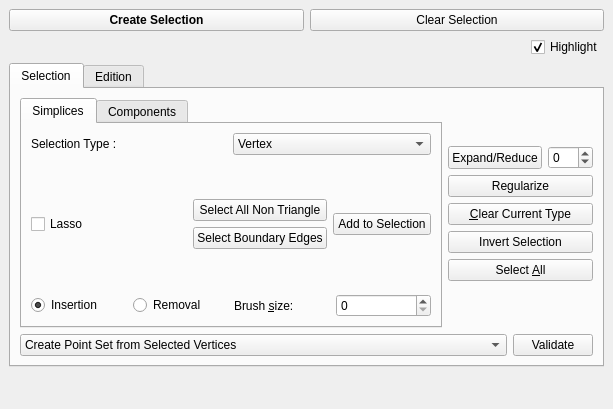
Old version of the form Lab/demo/Lab/Plugins/PMP/Selection_widget.ui in the repository CGAL/cgal.
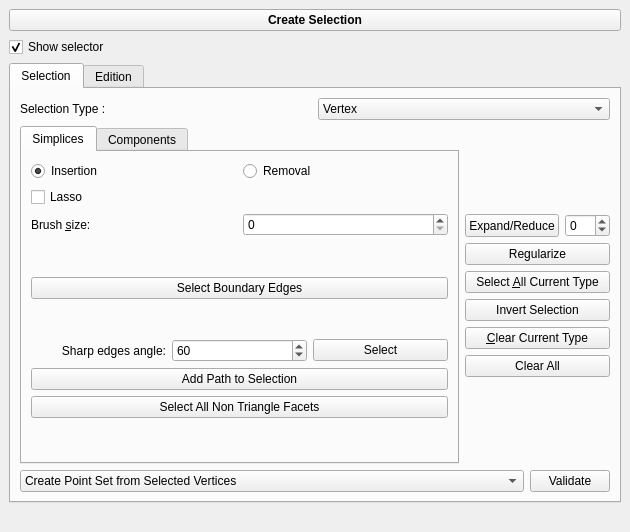
New version of the form. The open tabs and pages were chosen to show the change.

Commit message: Fix CC selection + Selection widget UI improvements

Diff of the .ui file:
```diff
--- a/Lab/demo/Lab/Plugins/PMP/Selection_widget.ui
+++ b/Lab/demo/Lab/Plugins/PMP/Selection_widget.ui
@@ -6,8 +6,8 @@
    <rect>
     <x>0</x>
     <y>0</y>
-    <width>613</width>
-    <height>409</height>
+    <width>630</width>
+    <height>532</height>
    </rect>
   </property>
   <property name="windowTitle">
@@ -21,7 +21,6 @@
        <widget class="QPushButton" name="Create_selection_item_button">
         <property name="font">
          <font>
-          <weight>75</weight>
           <bold>true</bold>
          </font>
         </property>
@@ -30,20 +29,20 @@
         </property>
        </widget>
       </item>
-      <item>
-       <widget class="QPushButton" name="Clear_all_button">
-        <property name="toolTip">
-         <string extracomment="Clear selection for All Types"/>
-        </property>
-        <property name="text">
-         <string>Clear Selection</string>
-        </property>
-       </widget>
-      </item>
      </layout>
     </item>
     <item>
      <layout class="QHBoxLayout" name="horizontalLayout_2">
+      <item>
+       <widget class="QCheckBox" name="hl_checkBox">
+        <property name="text">
+         <string>Show selector</string>
+        </property>
+        <property name="checked">
+         <bool>true</bool>
+        </property>
+       </widget>
+      </item>
       <item>
        <spacer name="horizontalSpacer">
         <property name="orientation">
@@ -57,16 +56,6 @@
         </property>
        </spacer>
       </item>
-      <item>
-       <widget class="QCheckBox" name="hl_checkBox">
-        <property name="text">
-         <string>Highlight</string>
-        </property>
-        <property name="checked">
-         <bool>true</bool>
-        </property>
-       </widget>
-      </item>
      </layout>
     </item>
     <item>
@@ -79,6 +68,46 @@
         <string>Selection</string>
        </attribute>
        <layout class="QVBoxLayout" name="verticalLayout_5">
+        <item>
+         <layout class="QHBoxLayout" name="horizontalLayout_9" stretch="1,1">
+          <item>
+           <widget class="QLabel" name="label_2">
+            <property name="text">
+             <string>Selection Type :</string>
+            </property>
+           </widget>
+          </item>
+          <item>
+           <widget class="QComboBox" name="Selection_type_combo_box">
+            <item>
+             <property name="text">
+              <string>Vertex</string>
+             </property>
+            </item>
+            <item>
+             <property name="text">
+              <string>Facet</string>
+             </property>
+            </item>
+            <item>
+             <property name="text">
+              <string>Edge</string>
+             </property>
+            </item>
+            <item>
+             <property name="text">
+              <string>Facet Connected Component</string>
+             </property>
+            </item>
+            <item>
+             <property name="text">
+              <string>Edge Path Between Vertices</string>
+             </property>
+            </item>
+           </widget>
+          </item>
+         </layout>
+        </item>
         <item>
          <layout class="QHBoxLayout" name="horizontalLayout_3">
           <item>
@@ -92,42 +121,55 @@
              </attribute>
              <layout class="QVBoxLayout" name="verticalLayout_2">
               <item>
-               <layout class="QHBoxLayout" name="horizontalLayout_9" stretch="1,1">
+               <layout class="QVBoxLayout" name="verticalLayout_10">
                 <item>
-                 <widget class="QLabel" name="label_2">
-                  <property name="text">
-                   <string>Selection Type :</string>
-                  </property>
-                 </widget>
-                </item>
-                <item>
-                 <widget class="QComboBox" name="Selection_type_combo_box">
+                 <layout class="QHBoxLayout" name="horizontalLayout">
                   <item>
-                   <property name="text">
-                    <string>Vertex</string>
-                   </property>
+                   <widget class="QRadioButton" name="Insertion_radio_button">
+                    <property name="text">
+                     <string>Insertion</string>
+                    </property>
+                    <property name="checked">
+                     <bool>true</bool>
+                    </property>
+                   </widget>
                   </item>
                   <item>
-                   <property name="text">
-                    <string>Facet</string>
-                   </property>
+                   <widget class="QRadioButton" name="Removal_radio_button">
+                    <property name="text">
+                     <string>Removal</string>
+                    </property>
+                   </widget>
                   </item>
+                 </layout>
+                </item>
+                <item>
+                 <layout class="QHBoxLayout" name="horizontalLayout_12">
                   <item>
-                   <property name="text">
-                    <string>Edge</string>
-                   </property>
+                   <widget class="QCheckBox" name="lassoCheckBox">
+                    <property name="text">
+                     <string>Lasso</string>
+                    </property>
+                   </widget>
                   </item>
+                 </layout>
+                </item>
+                <item>
+                 <layout class="QHBoxLayout" name="horizontalLayout_14">
                   <item>
-                   <property name="text">
-                    <string>Connected Component (Facet)</string>
-                   </property>
+                   <widget class="QLabel" name="Brush_label">
+                    <property name="text">
+                     <string>Brush &amp;size:</string>
+                    </property>
+                    <property name="buddy">
+                     <cstring>Brush_size_spin_box</cstring>
+                    </property>
+                   </widget>
                   </item>
                   <item>
-                   <property name="text">
-                    <string>Path Between Vertices</string>
-                   </property>
+                   <widget class="QSpinBox" name="Brush_size_spin_box"/>
                   </item>
-                 </widget>
+                 </layout>
                 </item>
                </layout>
               </item>
@@ -145,36 +187,9 @@
                </spacer>
               </item>
               <item>
-               <layout class="QHBoxLayout" name="horizontalLayout_11" stretch="0,1,0,1">
-                <item>
-                 <widget class="QCheckBox" name="lassoCheckBox">
-                  <property name="text">
-                   <string>Lasso</string>
-                  </property>
-                 </widget>
-                </item>
-                <item>
-                 <spacer name="horizontalSpacer_3">
-                  <property name="orientation">
-                   <enum>Qt::Horizontal</enum>
-                  </property>
-                  <property name="sizeHint" stdset="0">
-                   <size>
-                    <width>40</width>
-                    <height>20</height>
-                   </size>
-                  </property>
-                 </spacer>
-                </item>
+               <layout class="QHBoxLayout" name="horizontalLayout_11" stretch="0">
                 <item>
                  <layout class="QVBoxLayout" name="verticalLayout_7">
-                  <item>
-                   <widget class="QPushButton" name="Select_all_NTButton">
-                    <property name="text">
-                     <string>Select All Non Triangle</string>
-                    </property>
-                   </widget>
-                  </item>
                   <item>
                    <widget class="QPushButton" name="Select_boundaryButton">
                     <property name="text">
@@ -182,21 +197,78 @@
                     </property>
                    </widget>
                   </item>
+                  <item>
+                   <spacer name="verticalSpacer_2">
+                    <property name="orientation">
+                     <enum>Qt::Vertical</enum>
+                    </property>
+                    <property name="sizeHint" stdset="0">
+                     <size>
+                      <width>20</width>
+                      <height>40</height>
+                     </size>
+                    </property>
+                   </spacer>
+                  </item>
+                  <item>
+                   <layout class="QHBoxLayout" name="horizontalLayout_7">
+                    <item>
+                     <widget class="QLabel" name="Sharp_edges_label">
+                      <property name="text">
+                       <string>Sharp edges angle:</string>
+                      </property>
+                      <property name="alignment">
+                       <set>Qt::AlignRight|Qt::AlignTrailing|Qt::AlignVCenter</set>
+                      </property>
+                     </widget>
+                    </item>
+                    <item>
+                     <widget class="QSpinBox" name="Sharp_angle_spinbox">
+                      <property name="sizePolicy">
+                       <sizepolicy hsizetype="Minimum" vsizetype="Fixed">
+                        <horstretch>0</horstretch>
+                        <verstretch>0</verstretch>
+                       </sizepolicy>
+                      </property>
+                      <property name="maximum">
+                       <number>180</number>
+                      </property>
+                      <property name="value">
+                       <number>60</number>
+                      </property>
+                     </widget>
+                    </item>
+                    <item>
+                     <widget class="QPushButton" name="Select_sharp_edges_button">
+                      <property name="text">
+                       <string>Select</string>
+                      </property>
+                     </widget>
+                    </item>
+                   </layout>
+                  </item>
+                  <item>
+                   <widget class="QPushButton" name="Add_to_selection_button">
+                    <property name="sizePolicy">
+                     <sizepolicy hsizetype="Minimum" vsizetype="Fixed">
+                      <horstretch>0</horstretch>
+                      <verstretch>0</verstretch>
+                     </sizepolicy>
+                    </property>
+                    <property name="text">
+                     <string>Add Path to Selection</string>
+                    </property>
+                   </widget>
+                  </item>
+                  <item>
+                   <widget class="QPushButton" name="Select_all_NTButton">
+                    <property name="text">
+                     <string>Select All Non Triangle Facets</string>
+                    </property>
+                   </widget>
+                  </item>
                  </layout>
                 </item>
-                <item>
-                 <widget class="QPushButton" name="Add_to_selection_button">
-                  <property name="sizePolicy">
-                   <sizepolicy hsizetype="Minimum" vsizetype="Fixed">
-                    <horstretch>0</horstretch>
-                    <verstretch>0</verstretch>
-                   </sizepolicy>
-                  </property>
-                  <property name="text">
-                   <string>Add to Selection</string>
-                  </property>
-                 </widget>
-                </item>
                </layout>
               </item>
               <item>
@@ -212,40 +284,6 @@
                 </property>
                </spacer>
               </item>
-              <item>
-               <layout class="QHBoxLayout" name="horizontalLayout">
-                <item>
-                 <widget class="QRadioButton" name="Insertion_radio_button">
-                  <property name="text">
-                   <string>Insertion</string>
-                  </property>
-                  <property name="checked">
-                   <bool>true</bool>
-                  </property>
-                 </widget>
-                </item>
-                <item>
-                 <widget class="QRadioButton" name="Removal_radio_button">
-                  <property name="text">
-                   <string>Removal</string>
-                  </property>
-                 </widget>
-                </item>
-                <item>
-                 <widget class="QLabel" name="label">
-                  <property name="text">
-                   <string>Brush &amp;size:</string>
-                  </property>
-                  <property name="buddy">
-                   <cstring>Brush_size_spin_box</cstring>
-                  </property>
-                 </widget>
-                </item>
-                <item>
-                 <widget class="QSpinBox" name="Brush_size_spin_box"/>
-                </item>
-               </layout>
-              </item>
              </layout>
             </widget>
             <widget class="QWidget" name="tab_2">
@@ -335,43 +373,6 @@
                 </property>
                </spacer>
               </item>
-              <item>
-               <layout class="QHBoxLayout" name="horizontalLayout_7">
-                <item>
-                 <widget class="QLabel" name="label_6">
-                  <property name="text">
-                   <string>Sharp edges angle:</string>
-                  </property>
-                  <property name="alignment">
-                   <set>Qt::AlignRight|Qt::AlignTrailing|Qt::AlignVCenter</set>
-                  </property>
-                 </widget>
-                </item>
-                <item>
-                 <widget class="QSpinBox" name="Sharp_angle_spinbox">
-                  <property name="sizePolicy">
-                   <sizepolicy hsizetype="Minimum" vsizetype="Fixed">
-                    <horstretch>0</horstretch>
-                    <verstretch>0</verstretch>
-                   </sizepolicy>
-                  </property>
-                  <property name="maximum">
-                   <number>180</number>
-                  </property>
-                  <property name="value">
-                   <number>60</number>
-                  </property>
-                 </widget>
-                </item>
-                <item>
-                 <widget class="QPushButton" name="Select_sharp_edges_button">
-                  <property name="text">
-                   <string>Select</string>
-                  </property>
-                 </widget>
-                </item>
-               </layout>
-              </item>
              </layout>
             </widget>
            </widget>
@@ -432,12 +433,12 @@
              </widget>
             </item>
             <item>
-             <widget class="QPushButton" name="Clear_button">
+             <widget class="QPushButton" name="Select_all_button">
               <property name="toolTip">
                <string extracomment="Clear selection for Selection Type"/>
               </property>
               <property name="text">
-               <string>&amp;Clear Current Type</string>
+               <string>Select &amp;All Current Type</string>
               </property>
              </widget>
             </item>
@@ -452,12 +453,22 @@
              </widget>
             </item>
             <item>
-             <widget class="QPushButton" name="Select_all_button">
+             <widget class="QPushButton" name="Clear_button">
               <property name="toolTip">
                <string extracomment="Select all simplices of Selection Type"/>
               </property>
               <property name="text">
-               <string>Select &amp;All</string>
+               <string>&amp;Clear Current Type</string>
+              </property>
+             </widget>
+            </item>
+            <item>
+             <widget class="QPushButton" name="Clear_all_button">
+              <property name="toolTip">
+               <string extracomment="Clear selection for All Types"/>
+              </property>
+              <property name="text">
+               <string>Clear All</string>
               </property>
              </widget>
             </item>
```
Left out of the diff: 120 changed lines with no effect on the pictures. The commit also changes 3 other files.
